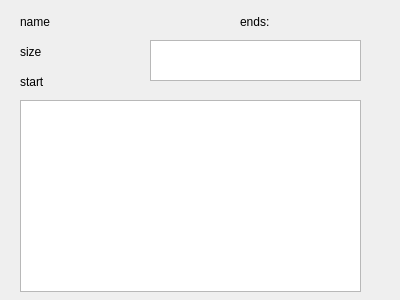
First picture: the form in project/grammarAnalyzer/gui/tableforgragh.ui, repository King3212/Compiler-theory, before the edit.
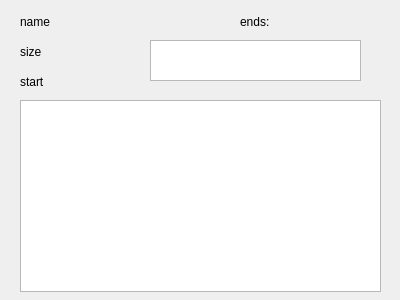
Second picture: the form after the edit.

```diff
--- a/project/grammarAnalyzer/gui/tableforgragh.ui
+++ b/project/grammarAnalyzer/gui/tableforgragh.ui
@@ -80,7 +80,7 @@
     <rect>
      <x>20</x>
      <y>100</y>
-     <width>341</width>
+     <width>361</width>
      <height>192</height>
     </rect>
    </property>
```
